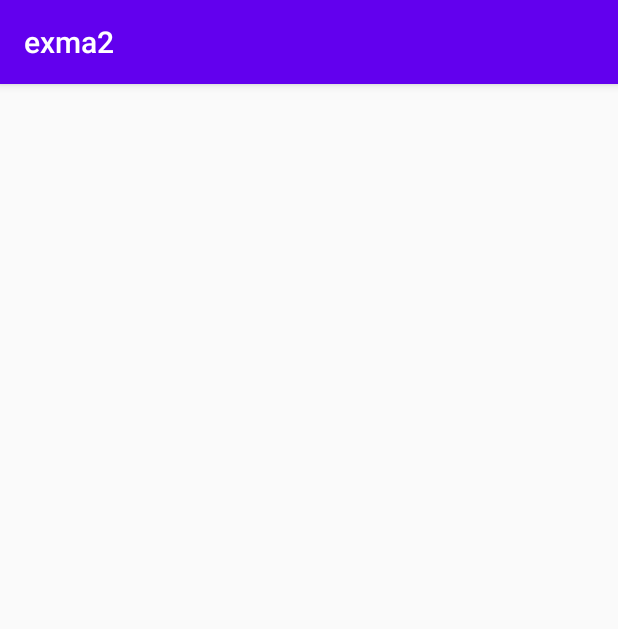
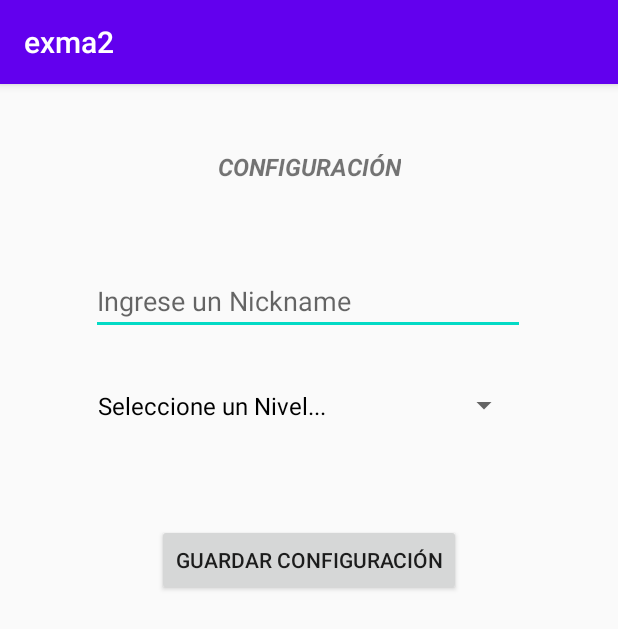
Before and after one commit to Andhony/exma2, an Android app: the Configuraciones screen opened directly, with no data from a screen before it, on a phone screen of 412 x 824 dp. Shown: the top 629 px of the screen. Run offline under Robolectric (Android 15) with nearby library versions, the phone set to English and light mode, and no system bars.

Commit message:
Configuraciones funcional, Inicio juego ya recupera los datos del shared Preference

```diff
--- a/app/src/main/AndroidManifest.xml
+++ b/app/src/main/AndroidManifest.xml
@@ -9,6 +9,7 @@
         android:roundIcon="@mipmap/ic_launcher_round"
         android:supportsRtl="true"
         android:theme="@style/AppTheme">
+        <activity android:name=".InicioJuego"></activity>
         <activity android:name=".Configuraciones"></activity>
         <activity android:name=".MainActivity">
             <intent-filter>
--- a/app/src/main/java/com/uso/exma2/Configuraciones.java
+++ b/app/src/main/java/com/uso/exma2/Configuraciones.java
@@ -2,13 +2,113 @@ package com.uso.exma2;
 
 import androidx.appcompat.app.AppCompatActivity;
 
+import android.content.SharedPreferences;
+import android.content.pm.ActivityInfo;
 import android.os.Bundle;
+import android.view.View;
+import android.widget.ArrayAdapter;
+import android.widget.EditText;
+import android.widget.Spinner;
+import android.widget.Toast;
+
+import java.util.ArrayList;
 
 public class Configuraciones extends AppCompatActivity {
+
+    //Variables a utilizar para el SharedPreferences
+    public static final String ARCHIVO = "Configuracion";
+    public static final String KEY_NICKNAME = "NickName";
+    public static final String KEY_DIFICULTAD = "Dificultad";
+
+    public SharedPreferences configuraciones;
+
+    //Variables a utilizar para el GUI
+    private EditText txbNickname;
+    private Spinner spDificultad;
 
     @Override
     protected void onCreate(Bundle savedInstanceState) {
         super.onCreate(savedInstanceState);
         setContentView(R.layout.activity_configuraciones);
+
+        //Inicializamos las variables
+        this.txbNickname = findViewById(R.id.txbNickname);
+        this.spDificultad = findViewById(R.id.spDificultad);
+        this.configuraciones = getSharedPreferences(ARCHIVO,MODE_PRIVATE);
+
+        //Cargamos datos al Spinner y cargamos los datos del Shared Preferences
+        CargarNivelesConfiguraciones();
+
+        //Definimos que su posición es vertical
+        setRequestedOrientation(ActivityInfo.SCREEN_ORIENTATION_PORTRAIT);
+    }
+
+    private void CargarNivelesConfiguraciones(){
+        ArrayList<String> niveles = new ArrayList<>();
+
+        niveles.add("Seleccione un Nivel...");
+        niveles.add("Fácil");
+        niveles.add("Medio");
+        niveles.add("Difícil");
+
+        ArrayAdapter adp = new ArrayAdapter(this,android.R.layout.simple_spinner_dropdown_item,niveles);
+        spDificultad.setAdapter(adp);
+
+        //Validamos que exista una instancia de la configuración
+        if(this.configuraciones != null){
+            this.txbNickname.setText(this.configuraciones.getString(KEY_NICKNAME, ""));
+            this.spDificultad.setSelection(opcSeleccionada());
+        }
+    }
+
+    public int opcSeleccionada(){
+        int opc = 0;
+        switch (this.configuraciones.getString(KEY_DIFICULTAD, "")){
+            case "Fácil" :
+                opc = 1;
+                break;
+            case "Medio":
+                opc = 2;
+                break;
+            case "Difícil":
+                opc = 3;
+                break;
+            default:
+                opc = 0;
+                break;
+        }
+        return opc;
+    }
+
+    public void btnGuardarConfiguracion_Click(View v){
+        //Validamos que existe el objeto de configuración
+        if(this.configuraciones != null){
+            //Validamos que exista una configuración previa
+            if(validarConfiguracion()){
+                //Obtenemos el editor
+                SharedPreferences.Editor editor = this.configuraciones.edit();
+
+                editor.putString(KEY_NICKNAME, this.txbNickname.getText().toString());
+                editor.putString(KEY_DIFICULTAD, this.spDificultad.getSelectedItem().toString());
+
+                //Guardado en SharedPreferences
+                if(editor.commit()){
+                    Toast.makeText(this, "Configuración Guardada con Éxito", Toast.LENGTH_SHORT).show();
+                    finish();
+                }else{
+                    Toast.makeText(this, "Error al guardar la Configuración", Toast.LENGTH_SHORT).show();
+                }
+            }else{
+                Toast.makeText(this, "Es necesario establecer nombre y dificultad antes de guardar", Toast.LENGTH_SHORT).show();
+            }
+        }
+    }
+
+    private boolean validarConfiguracion() {
+        boolean bandera = true;
+            if (this.txbNickname.getText().toString().trim().isEmpty() || this.spDificultad.getSelectedItemPosition() == 0){
+                bandera = false;
+            }
+        return bandera;
     }
 }
--- a/app/src/main/res/layout/activity_configuraciones.xml
+++ b/app/src/main/res/layout/activity_configuraciones.xml
@@ -6,4 +6,52 @@
     android:layout_height="match_parent"
     tools:context=".Configuraciones">
 
+    <TextView
+        android:id="@+id/textView"
+        android:layout_width="wrap_content"
+        android:layout_height="wrap_content"
+        android:layout_marginTop="44dp"
+        android:text="@string/configuracion"
+        android:textSize="16sp"
+        android:textStyle="bold|italic"
+        app:layout_constraintEnd_toEndOf="parent"
+        app:layout_constraintStart_toStartOf="parent"
+        app:layout_constraintTop_toTopOf="parent" />
+
+    <EditText
+        android:id="@+id/txbNickname"
+        android:layout_width="289dp"
+        android:layout_height="wrap_content"
+        android:layout_marginTop="56dp"
+        android:ems="10"
+        android:hint="@string/hintNick"
+        android:inputType="textPersonName"
+        android:text="Name"
+        app:layout_constraintEnd_toEndOf="parent"
+        app:layout_constraintHorizontal_bias="0.496"
+        app:layout_constraintStart_toStartOf="parent"
+        app:layout_constraintTop_toBottomOf="@+id/textView" />
+
+    <Spinner
+        android:id="@+id/spDificultad"
+        android:layout_width="289dp"
+        android:layout_height="30dp"
+        android:layout_marginTop="32dp"
+        app:layout_constraintEnd_toEndOf="parent"
+        app:layout_constraintHorizontal_bias="0.469"
+        app:layout_constraintStart_toStartOf="parent"
+        app:layout_constraintTop_toBottomOf="@+id/txbNickname" />
+
+    <Button
+        android:id="@+id/btnGuardarConfig"
+        android:layout_width="wrap_content"
+        android:layout_height="wrap_content"
+        android:layout_marginTop="64dp"
+        android:onClick="btnGuardarConfiguracion_Click"
+        android:text="@string/guardarConfig"
+        app:layout_constraintEnd_toEndOf="parent"
+        app:layout_constraintHorizontal_bias="0.501"
+        app:layout_constraintStart_toStartOf="parent"
+        app:layout_constraintTop_toBottomOf="@+id/spDificultad" />
+
 </androidx.constraintlayout.widget.ConstraintLayout>
--- a/app/src/main/res/layout/activity_main.xml
+++ b/app/src/main/res/layout/activity_main.xml
@@ -12,6 +12,7 @@
         android:layout_width="wrap_content"
         android:layout_height="wrap_content"
         android:layout_marginTop="176dp"
+        android:onClick="iniciarJuego_onClick"
         android:text="@string/startGame"
         app:layout_constraintEnd_toEndOf="parent"
         app:layout_constraintHorizontal_bias="0.498"
@@ -34,6 +35,7 @@
         android:layout_width="wrap_content"
         android:layout_height="wrap_content"
         android:layout_marginTop="60dp"
+        android:onClick="configuraciones_onClick"
         android:text="@string/configuracion"
         app:layout_constraintEnd_toEndOf="parent"
         app:layout_constraintHorizontal_bias="0.498"
--- a/app/src/main/res/layout/activity_score.xml
+++ b/app/src/main/res/layout/activity_score.xml
@@ -20,7 +20,6 @@
             android:layout_marginTop="40dp"
             android:fontFamily="sans-serif-black"
             android:gravity="center|center_vertical"
-            android:text="@string/label_BestScores"
             android:textSize="18sp"
             android:textStyle="bold" />
 
--- a/app/src/main/res/values/strings.xml
+++ b/app/src/main/res/values/strings.xml
@@ -2,5 +2,9 @@
     <string name="app_name">exma2</string>
     <string name="startGame">Iniciar Juego</string>
     <string name="puntajes">Puntajes Altos</string>
-    <string name="configuracion">Configuración</string>
+    <string name="configuracion">CONFIGURACIÓN</string>
+    <string name="hintNick">Ingrese un Nickname</string>
+    <string name="opcDificultad">Dificultad: </string>
+    <string name="guardarConfig">Guardar Configuración</string>
+    <string name="IniciarJuego">Iniciar Juego</string>
 </resources>
```
Also changed, not shown: app/src/main/java/com/uso/exma2/InicioJuego.java (+30 -0 lines), app/src/main/java/com/uso/exma2/MainActivity.java (+12 -0 lines), app/src/main/res/layout/activity_inicio_juego.xml (+33 -1 lines).
